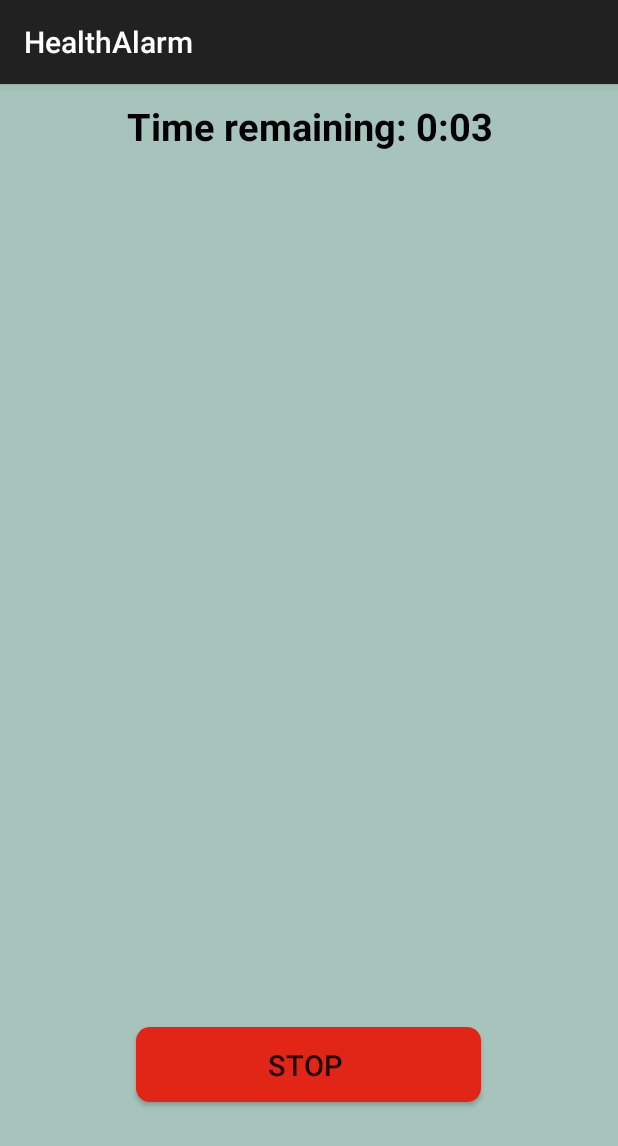
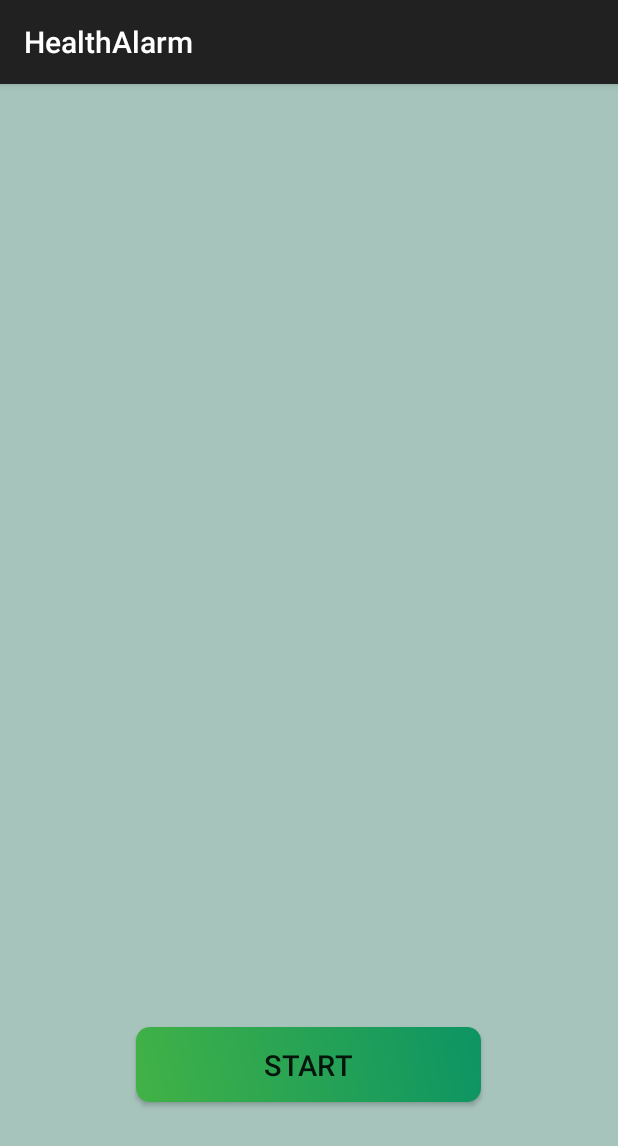
Before and after one commit to hamza94max/Health-alarm, an Android app: the screen it shows after launch (MainActivity), after a tap on "STOP", on a phone screen of 412 x 824 dp. Shown: the top 1146 px of the screen. Run offline under Robolectric (Android 15) with nearby library versions, the phone set to English and light mode, and no system bars; libraries missing offline, so code that uses them is left out: com.tmall.ultraviewpager; plain views replace UltraViewPager; 3 statements that could not run were skipped; 1 other tap on this screen came first.

Commit message:
Clean Code

```diff
--- a/app/src/main/java/com/example/healthalarm/Activites/MainActivity.java
+++ b/app/src/main/java/com/example/healthalarm/Activites/MainActivity.java
@@ -25,12 +25,12 @@ import java.util.List;
 public class MainActivity extends AppCompatActivity {
 
     int breaktime = 5;
-    Button StartButton;
-    TextView RemainingTimetext;
+    Button startButton;
+    TextView remainingTimetext;
     String [] BtnTexts = { "Stop ","Start" };
-    Boolean enableStart , isStart;
+    Boolean enableStart , isStart = true;
     int timeremaining = 5;
-    MediaPlayer StopWorking , BackToWork;
+    MediaPlayer stopWorking , backToWork;
 
     UltraViewPager viewPager;
     List <ViewpagerModel> photoslist;
@@ -41,8 +41,8 @@ public class MainActivity extends AppCompatActivity {
         super.onCreate(savedInstanceState);
         setContentView(R.layout.activity_main);
 
-        StartButton = findViewById(R.id.start_btn);
-        RemainingTimetext = findViewById(R.id.rmd_text);
+        startButton = findViewById(R.id.start_btn);
+        remainingTimetext = findViewById(R.id.rmd_text);
 
         loadData();
 
@@ -61,26 +61,27 @@ public class MainActivity extends AppCompatActivity {
 
     @RequiresApi(api = Build.VERSION_CODES.M)
         public void start_btn(View view) {
-        isStart = true ;
          if (isStart){
              startMode();
+             isStart = false;
                 }else {
-                    stopMode();
+                stopMode();
+                isStart = true;
                 }
         }
 
     private void startMode(){
-        StartButton.setText(BtnTexts[0]);
-        StartButton.setBackgroundResource(R.drawable.button_shape_red);
-        RemainingTimetext.setVisibility(View.VISIBLE);
+        startButton.setText(BtnTexts[0]);
+        startButton.setBackgroundResource(R.drawable.button_shape_red);
+        remainingTimetext.setVisibility(View.VISIBLE);
         enableStart = true ;
         startCountingTime();
     }
 
     private void stopMode(){
-        StartButton.setText(BtnTexts[1]);
-        StartButton.setBackgroundResource(R.drawable.button_shape_green);
-        RemainingTimetext.setVisibility(View.INVISIBLE);
+        startButton.setText(BtnTexts[1]);
+        startButton.setBackgroundResource(R.drawable.button_shape_green);
+        remainingTimetext.setVisibility(View.INVISIBLE);
         enableStart = false ;
     }
 
@@ -90,7 +91,7 @@ public class MainActivity extends AppCompatActivity {
             @SuppressLint("SetTextI18n")
             public void onTick(long millisUntilFinished) {
                 String timeremaining = timetoString(millisUntilFinished);
-                RemainingTimetext.setText(getString(R.string.Timeremaining)+" "+ timeremaining);
+                remainingTimetext.setText(getString(R.string.Timeremaining)+" "+ timeremaining);
                 if (!enableStart) {stopMode();} }
 
             public void onFinish() {
@@ -111,8 +112,8 @@ public class MainActivity extends AppCompatActivity {
     }
 
     private void playSound (){
-        StopWorking = MediaPlayer.create(getApplicationContext(),R.raw.rest);
-        StopWorking.setOnCompletionListener(new MediaPlayer.OnCompletionListener() {
+        stopWorking = MediaPlayer.create(getApplicationContext(),R.raw.rest);
+        stopWorking.setOnCompletionListener(new MediaPlayer.OnCompletionListener() {
             @Override
             public void onCompletion(MediaPlayer mediaPlayer) {
                 try {
@@ -124,12 +125,12 @@ public class MainActivity extends AppCompatActivity {
                 startCountingTime();
             }
         });
-        StopWorking.start();
+        stopWorking.start();
     }
 
     private void backtoWorkSound(){
-        BackToWork = MediaPlayer.create(getApplicationContext(),R.raw.back);
-        BackToWork.start();
+        backToWork = MediaPlayer.create(getApplicationContext(),R.raw.back);
+        backToWork.start();
     }
 
 }
--- a/app/src/main/java/com/example/healthalarm/Adapters/SlideAdapter.java
+++ b/app/src/main/java/com/example/healthalarm/Adapters/SlideAdapter.java
@@ -13,7 +13,6 @@ public class SlideAdapter extends PagerAdapter {
     public List <ViewpagerModel> photoslist ;
     final Context context ;
 
-
     public SlideAdapter(List<ViewpagerModel> photoslist, Context context) {
         this.photoslist = photoslist;
         this.context = context;
@@ -28,6 +27,7 @@ public class SlideAdapter extends PagerAdapter {
 
         return photo ;
     }
+
     @Override
     public int getCount() {
         return photoslist.size(); }
--- a/app/src/main/java/com/example/healthalarm/ViewPagerFuncations/ViewpagerFuncation.java
+++ b/app/src/main/java/com/example/healthalarm/ViewPagerFuncations/ViewpagerFuncation.java
@@ -17,7 +17,9 @@ public class ViewpagerFuncation {
         viewPager.getIndicator()
                 .setOrientation(UltraViewPager.Orientation.HORIZONTAL)
                 .setFocusColor(Color.GREEN)
-                .setNormalColor(Color.WHITE).setRadius((int) TypedValue.applyDimension(TypedValue.COMPLEX_UNIT_DIP, 5,viewPager.getResources().getDisplayMetrics()));
+                .setNormalColor(Color.WHITE).setRadius((int) TypedValue.applyDimension(TypedValue.COMPLEX_UNIT_DIP
+                , 5,viewPager.getResources().getDisplayMetrics()));
+
         viewPager.getIndicator().setGravity(Gravity.CENTER_HORIZONTAL | Gravity.BOTTOM);
         viewPager.getIndicator().build();
 
```
